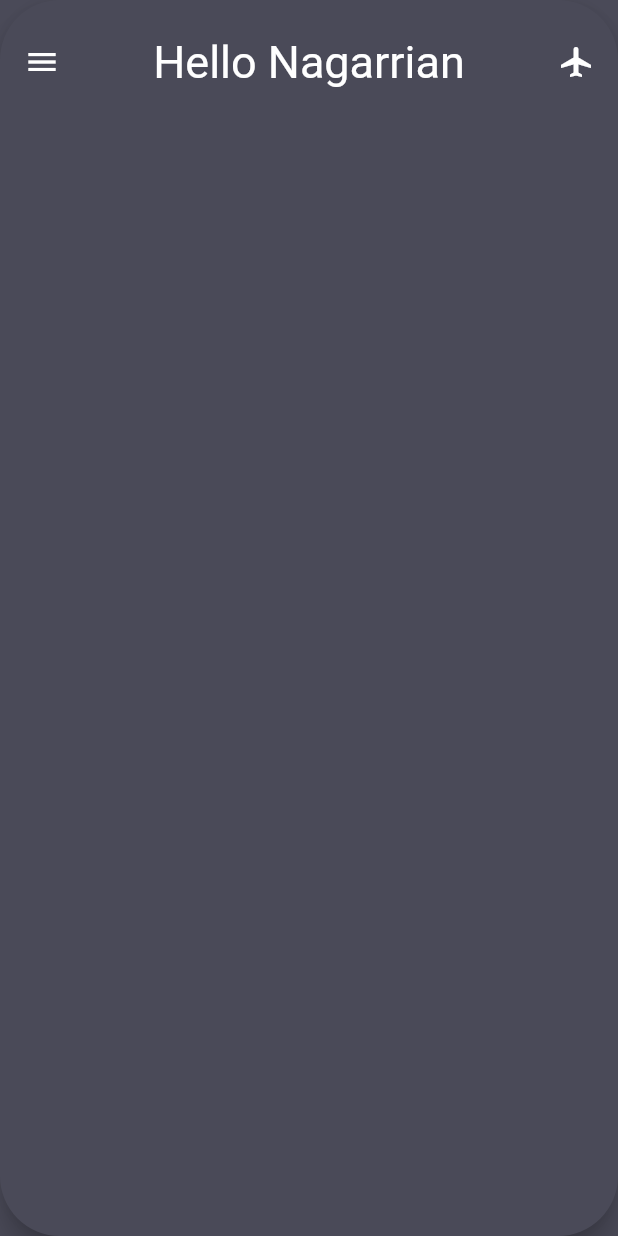
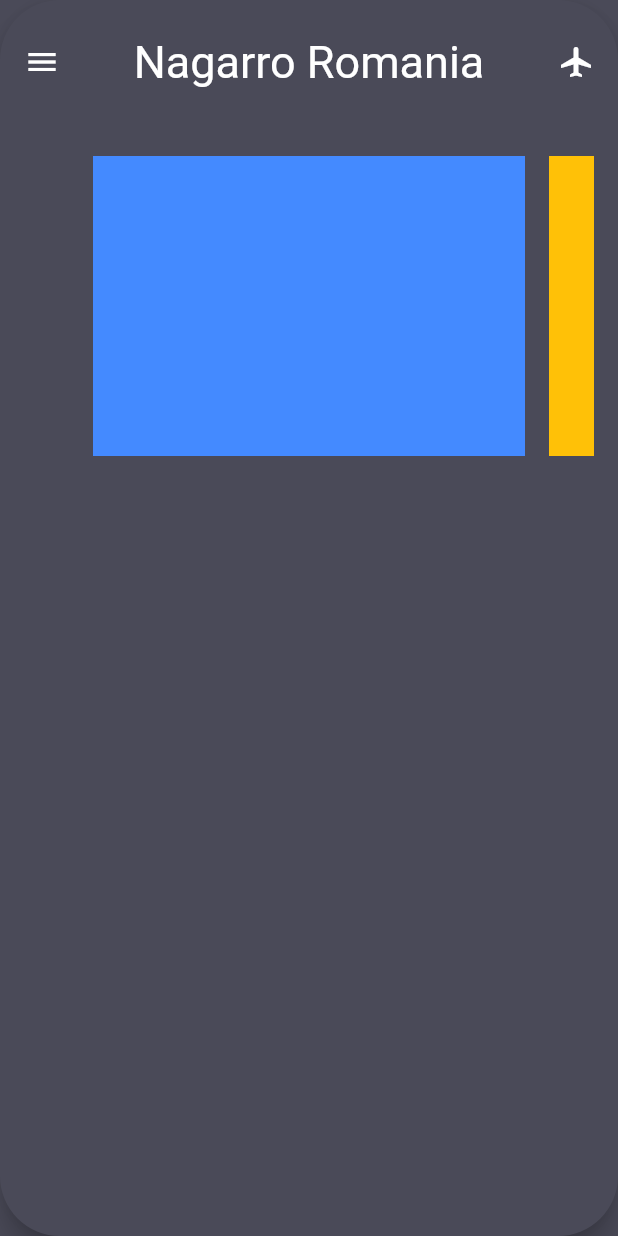
Before and after one commit to TudsDude/Flutter_second_app, a Flutter app: the screen it shows after launch, on a phone screen of 412 x 824 dp. Run offline on Flutter 3.47's test engine with Material 2 defaults, Android fonts, the phone set to English and light mode, and no system bars.

Commit message:
Second commit 24/10/2019

```diff
--- a/lib/UserInterface/menudashboard.dart
+++ b/lib/UserInterface/menudashboard.dart
@@ -10,7 +10,7 @@ class _MenuDashboardState extends State<MenuDashboard> {
   bool isCollapsed = true;
   double screenWidth ;
   double screenHeight;
-  final Duration duration = const Duration(milliseconds: 600);
+  final Duration duration = const Duration(milliseconds: 300);
 @override
 Widget build(BuildContext context) {
   Size size = MediaQuery.of(context).size;
@@ -100,10 +100,34 @@ Widget menu(context) {
               });
             },
             ),
-              Text("Hello Nagarrian", style: TextStyle(fontSize: 30, color: Colors.white)),
+              Text("Nagarro Romania", style: TextStyle(fontSize: 30, color: Colors.white)),
               Icon(Icons.airplanemode_active , color: Colors.white),
            ]
             ),
+            SizedBox(height: 45),
+            Container(
+              height: 200,
+              child: PageView(
+                controller: PageController(viewportFraction: 0.8),
+                children: <Widget>[
+                  Container(
+                    margin: const EdgeInsets.symmetric(horizontal: 8),
+                    color: Colors.blueAccent,
+                    width: 100,
+                  ),
+                  Container(
+                    margin: const EdgeInsets.symmetric(horizontal: 8),
+                    color: Colors.amber,
+                    width: 100,
+                  ),
+                  Container(
+                    margin: const EdgeInsets.symmetric(horizontal: 8),
+                    color: Colors.redAccent,
+                    width: 100,
+                  ),
+                ],
+              ),
+            )
           ],
 
         ),
```
